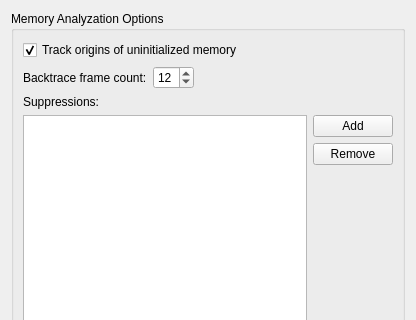
qt-creator/qt-creator, file src/plugins/memcheck/memcheckconfigwidget.ui: the form before one commit; both pictures show x 0 to 416 and y 0 to 320 of the 416 by 565 pixel window.
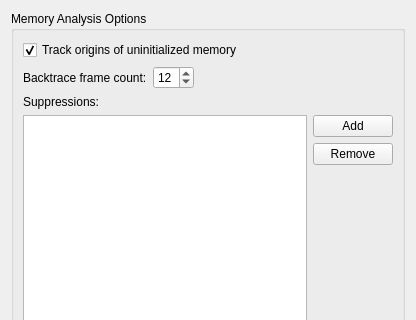
The form after the commit.

Diff of the .ui file:
```diff
--- a/src/plugins/memcheck/memcheckconfigwidget.ui
+++ b/src/plugins/memcheck/memcheckconfigwidget.ui
@@ -20,7 +20,7 @@
       </sizepolicy>
      </property>
      <property name="title">
-      <string>Memory Analyzation Options</string>
+      <string>Memory Analysis Options</string>
      </property>
      <layout class="QFormLayout" name="formLayout_4">
       <property name="fieldGrowthPolicy">
```
